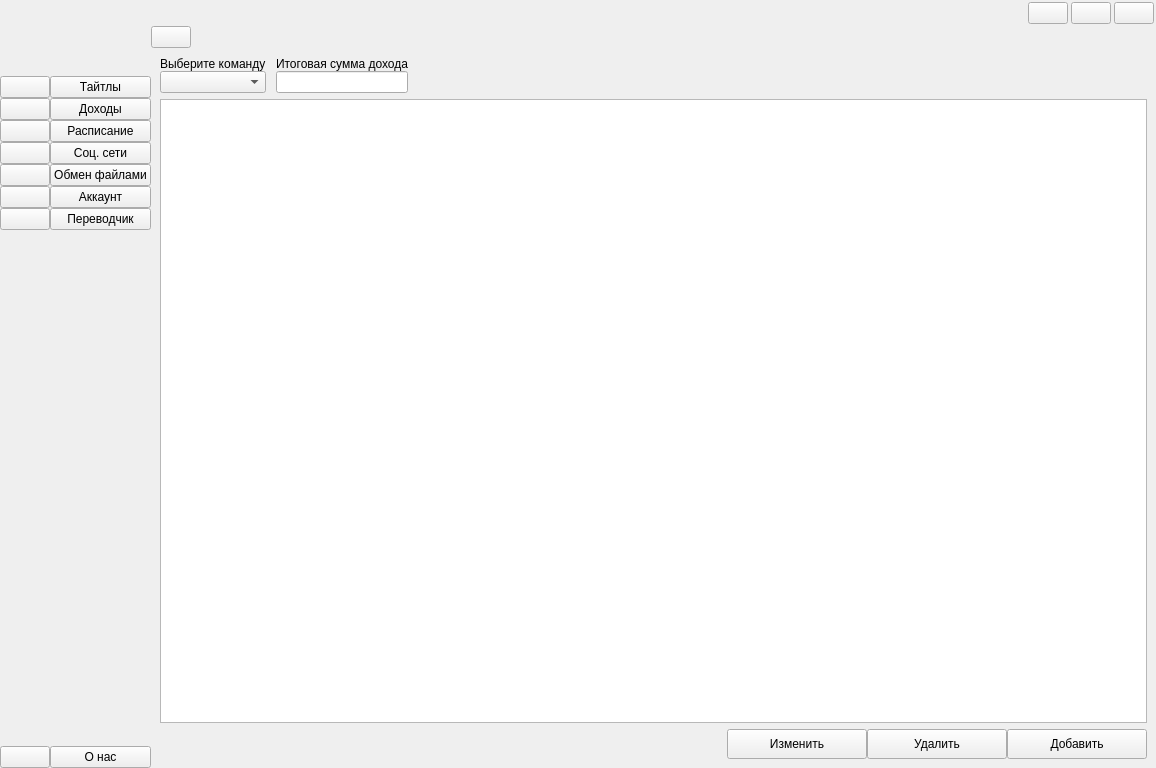
Old version of the form front/ui.ui in the repository Resmko99/Is-for-translator.
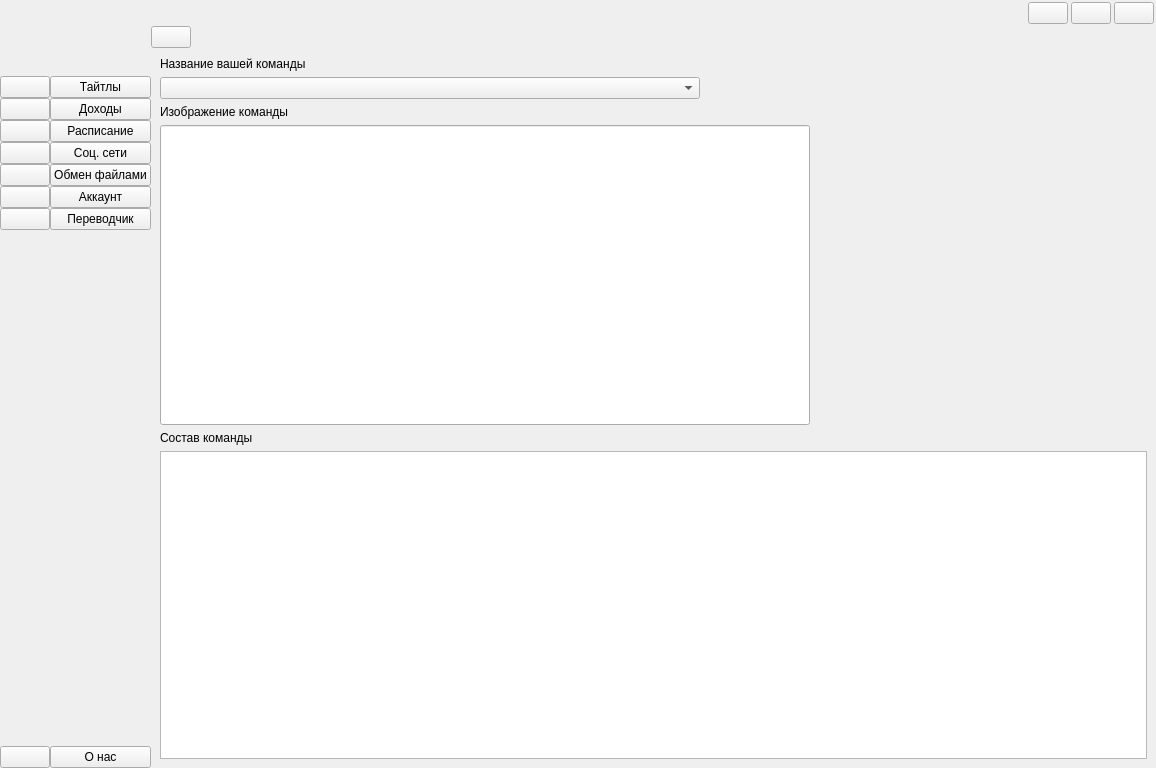
New version of the form. Icons and pictures are not drawn.

Commit message: Income-new-forms

The edit to the form file:
```diff
--- a/front/ui.ui
+++ b/front/ui.ui
@@ -1523,7 +1523,7 @@
            <bool>true</bool>
           </property>
           <property name="currentIndex">
-           <number>3</number>
+           <number>13</number>
           </property>
           <widget class="QWidget" name="pageTitle">
            <layout class="QGridLayout" name="gridLayout_13">
@@ -3989,6 +3989,60 @@
             </item>
            </layout>
           </widget>
+          <widget class="QWidget" name="pageUserAccount">
+           <layout class="QGridLayout" name="gridLayout_5">
+            <item row="0" column="0">
+             <widget class="QLabel" name="label_95">
+              <property name="text">
+               <string>Название вашей команды</string>
+              </property>
+             </widget>
+            </item>
+            <item row="2" column="0">
+             <widget class="QLabel" name="label_93">
+              <property name="text">
+               <string>Изображение команды</string>
+              </property>
+             </widget>
+            </item>
+            <item row="1" column="0">
+             <widget class="QComboBox" name="nameUserAccComboBox">
+              <property name="maximumSize">
+               <size>
+                <width>540</width>
+                <height>16777215</height>
+               </size>
+              </property>
+             </widget>
+            </item>
+            <item row="5" column="0">
+             <widget class="QTableView" name="tableTeamAccUser"/>
+            </item>
+            <item row="3" column="0">
+             <widget class="QLineEdit" name="imageUserAcc">
+              <property name="minimumSize">
+               <size>
+                <width>650</width>
+                <height>300</height>
+               </size>
+              </property>
+              <property name="maximumSize">
+               <size>
+                <width>650</width>
+                <height>300</height>
+               </size>
+              </property>
+             </widget>
+            </item>
+            <item row="4" column="0">
+             <widget class="QLabel" name="label_35">
+              <property name="text">
+               <string>Состав команды</string>
+              </property>
+             </widget>
+            </item>
+           </layout>
+          </widget>
           <widget class="QWidget" name="pageAddTask">
            <layout class="QGridLayout" name="gridLayout_23">
             <item row="2" column="0" colspan="2">
```
The commit also changes 3 other files.
